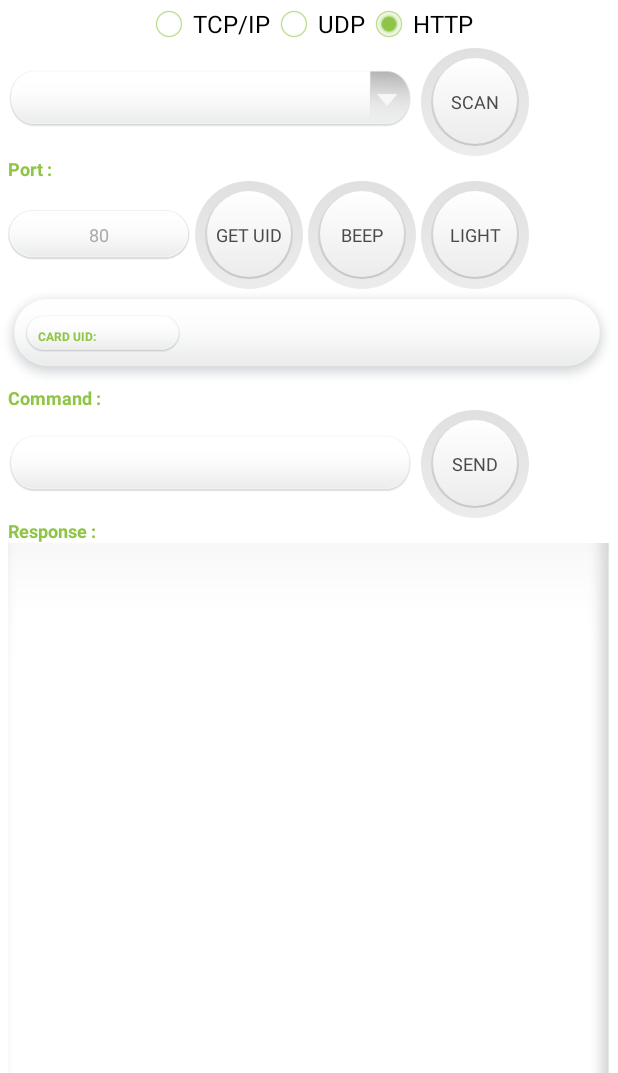
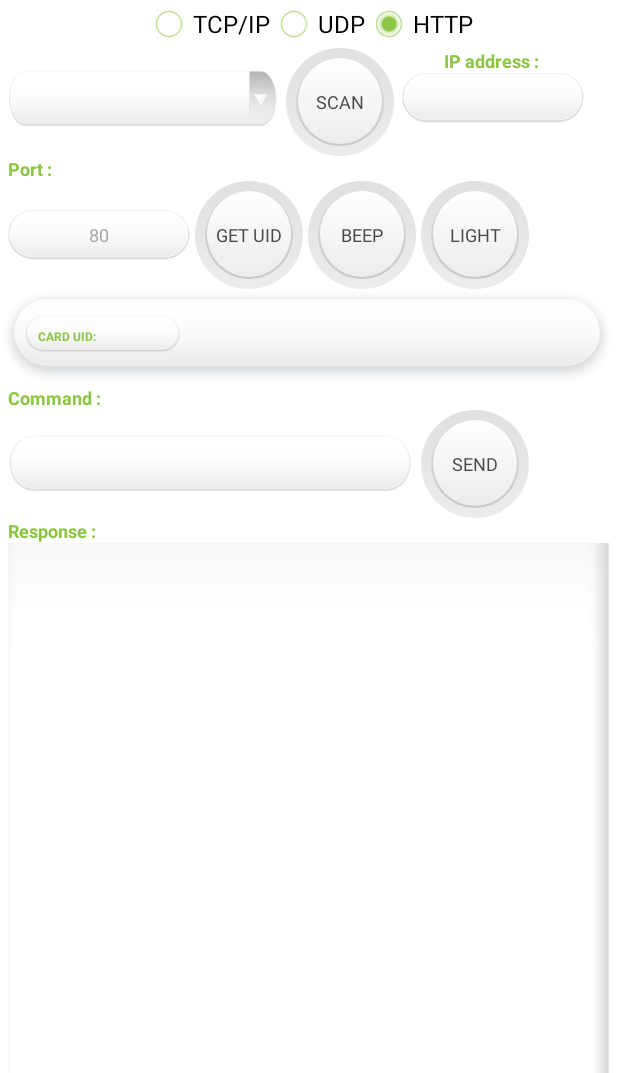
Before and after one commit to nfc-rfid-reader-sdk/ufr_online-examples-android, an Android app: the screen it shows after launch (MainActivity), on a phone screen of 412 x 824 dp, the part 163-1236 px from its top. Run offline under Robolectric (Android 15) with nearby library versions, the light colour scheme and no system bars.

Commit message:
Added manual IP address input option

```diff
--- a/app/src/main/java/com/dlogic/ufronlinenfcreader/HTTP.java
+++ b/app/src/main/java/com/dlogic/ufronlinenfcreader/HTTP.java
@@ -29,6 +29,7 @@ import static com.dlogic.ufronlinenfcreader.MainActivity.bytesToHex;
 import static com.dlogic.ufronlinenfcreader.MainActivity.cmdText;
 import static com.dlogic.ufronlinenfcreader.MainActivity.eraseDelimiters;
 import static com.dlogic.ufronlinenfcreader.MainActivity.hexStringToByteArray;
+import static com.dlogic.ufronlinenfcreader.MainActivity.ip_text;
 import static com.dlogic.ufronlinenfcreader.MainActivity.isBeep;
 import static com.dlogic.ufronlinenfcreader.MainActivity.isCommand;
 import static com.dlogic.ufronlinenfcreader.MainActivity.isLight;
@@ -161,12 +162,21 @@ public class HTTP extends AsyncTask<String, Void, String> {
 
             public void onItemSelected(AdapterView<?> parent, View view, int pos, long id) {
                 server_address = parent.getItemAtPosition(pos).toString();
+                ip_text.setText("");
             }
 
             public void onNothingSelected(AdapterView<?> parent) {
                 server_address = parent.getItemAtPosition(0).toString();
+                ip_text.setText("");
             }
         });
+
+        String manual_ip = ip_text.getText().toString().trim();
+
+        if(!manual_ip.isEmpty())
+        {
+            server_address = manual_ip;
+        }
 
         if(server_address.isEmpty())
         {
--- a/app/src/main/java/com/dlogic/ufronlinenfcreader/MainActivity.java
+++ b/app/src/main/java/com/dlogic/ufronlinenfcreader/MainActivity.java
@@ -4,6 +4,7 @@ import android.app.Activity;
 import android.content.Context;
 import android.support.v7.app.AppCompatActivity;
 import android.os.Bundle;
+import android.text.InputType;
 import android.view.View;
 import android.widget.ArrayAdapter;
 import android.widget.EditText;
@@ -26,6 +27,7 @@ public class MainActivity extends Activity {
     public static TextView response;
     public static TextView CmdResponse;
     public static EditText port_text;
+    public static EditText ip_text;
     public static EditText cmdText;
     public static Boolean Abort = false;
     public static boolean isBeep = false;
@@ -51,6 +53,7 @@ public class MainActivity extends Activity {
         port_text = findViewById(R.id.portText);
         cmdText = findViewById(R.id.cmdEditText);
         CmdResponse = findViewById(R.id.textViewCmdResponse);
+        ip_text = findViewById(R.id.ipText);
 
         List<String> list = new ArrayList<String>();
         list.add("");
--- a/app/src/main/java/com/dlogic/ufronlinenfcreader/TCP.java
+++ b/app/src/main/java/com/dlogic/ufronlinenfcreader/TCP.java
@@ -23,6 +23,7 @@ import static com.dlogic.ufronlinenfcreader.MainActivity.cmdStr;
 import static com.dlogic.ufronlinenfcreader.MainActivity.cmdText;
 import static com.dlogic.ufronlinenfcreader.MainActivity.eraseDelimiters;
 import static com.dlogic.ufronlinenfcreader.MainActivity.hexStringToByteArray;
+import static com.dlogic.ufronlinenfcreader.MainActivity.ip_text;
 import static com.dlogic.ufronlinenfcreader.MainActivity.isBeep;
 import static com.dlogic.ufronlinenfcreader.MainActivity.isCommand;
 import static com.dlogic.ufronlinenfcreader.MainActivity.isLight;
@@ -182,12 +183,21 @@ public class TCP extends AsyncTask<String, Void, String> {
 
             public void onItemSelected(AdapterView<?> parent, View view, int pos, long id) {
                 server_address = parent.getItemAtPosition(pos).toString();
+                ip_text.setText("");
             }
 
             public void onNothingSelected(AdapterView<?> parent) {
                 server_address = parent.getItemAtPosition(0).toString();
+                ip_text.setText("");
             }
         });
+
+        String manual_ip = ip_text.getText().toString().trim();
+
+        if(!manual_ip.isEmpty())
+        {
+            server_address = manual_ip;
+        }
 
         if(server_address.isEmpty())
         {
--- a/app/src/main/java/com/dlogic/ufronlinenfcreader/UDP.java
+++ b/app/src/main/java/com/dlogic/ufronlinenfcreader/UDP.java
@@ -19,6 +19,7 @@ import static com.dlogic.ufronlinenfcreader.MainActivity.bytesToHex;
 import static com.dlogic.ufronlinenfcreader.MainActivity.cmdText;
 import static com.dlogic.ufronlinenfcreader.MainActivity.eraseDelimiters;
 import static com.dlogic.ufronlinenfcreader.MainActivity.hexStringToByteArray;
+import static com.dlogic.ufronlinenfcreader.MainActivity.ip_text;
 import static com.dlogic.ufronlinenfcreader.MainActivity.isBeep;
 import static com.dlogic.ufronlinenfcreader.MainActivity.isCommand;
 import static com.dlogic.ufronlinenfcreader.MainActivity.isLight;
@@ -142,16 +143,20 @@ public class UDP extends AsyncTask<String, Void, String> {
 
             public void onItemSelected(AdapterView<?> parent, View view, int pos, long id) {
                 server_address = parent.getItemAtPosition(pos).toString();
+                ip_text.setText("");
             }
 
             public void onNothingSelected(AdapterView<?> parent) {
                 server_address = parent.getItemAtPosition(0).toString();
+                ip_text.setText("");
             }
         });
 
-        if(server_address.isEmpty())
+        String manual_ip = ip_text.getText().toString().trim();
+
+        if(!manual_ip.isEmpty())
         {
-            return;
+            server_address = manual_ip;
         }
 
         if(isBeep == true)
--- a/app/src/main/res/layout/activity_main.xml
+++ b/app/src/main/res/layout/activity_main.xml
@@ -68,7 +68,7 @@
         android:padding="0dp">
 
         <Spinner
-            android:layout_width="270dp"
+            android:layout_width="180dp"
             android:layout_height="40dp"
             android:id="@+id/IpSpinner"
             android:background="@drawable/ip_spinner"
@@ -89,6 +89,48 @@
             android:gravity="center"
             android:scaleType="centerInside"
             android:onClick="OnScanClicked"/>
+
+        <LinearLayout
+            android:orientation="vertical"
+            android:layout_width="wrap_content"
+            android:layout_height="wrap_content"
+            android:padding="0dp">
+
+        <TextView
+            android:id="@+id/ipLabel"
+            android:layout_width="match_parent"
+            android:layout_height="wrap_content"
+            android:layout_gravity="center_horizontal"
+            android:inputType="none"
+            android:text="IP address :"
+            android:textStyle="bold"
+            android:textSize="12sp"
+            android:layout_marginTop="0dp"
+            android:layout_marginBottom="0dp"
+            android:gravity="center"
+            android:textColor="#8fc546"
+            android:layout_marginLeft="5dp"
+            android:layout_marginRight="5dp"/>
+
+        <EditText
+            android:id="@+id/ipText"
+            android:layout_width="match_parent"
+            android:layout_height="wrap_content"
+            android:layout_marginLeft="5dp"
+            android:layout_marginRight="3dp"
+            android:background="@drawable/text_view_sm"
+            android:enabled="true"
+            android:focusable="true"
+            android:gravity="center"
+            android:nextFocusDown="@+id/ebKey"
+            android:singleLine="true"
+            android:text=""
+            android:textColor="@android:color/darker_gray"
+            android:textSize="12sp"
+            android:inputType="text"/>
+        </LinearLayout>
+
+
     </LinearLayout>
 
     <LinearLayout
@@ -137,7 +179,7 @@
             android:text="80"
             android:textColor="@android:color/darker_gray"
             android:textSize="12sp"
-            android:inputType="number"/>
+            android:inputType="none"/>
 
         <Button
             android:id="@+id/btnGetUID"
```
Also changed, not shown: 1 other file.
